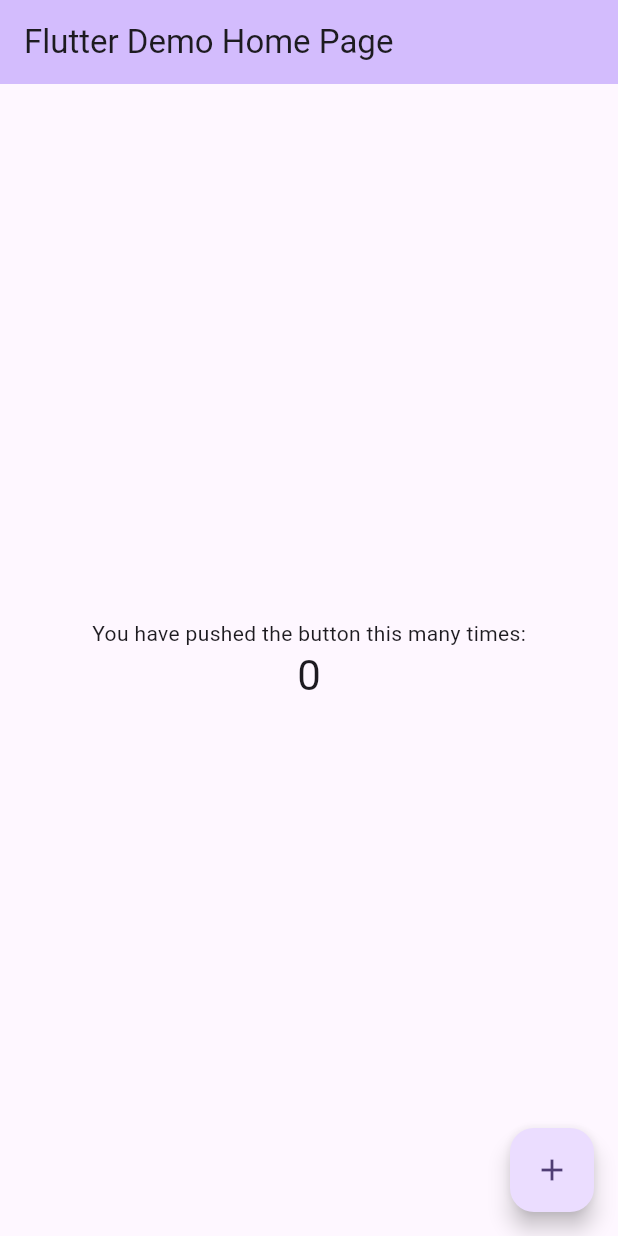
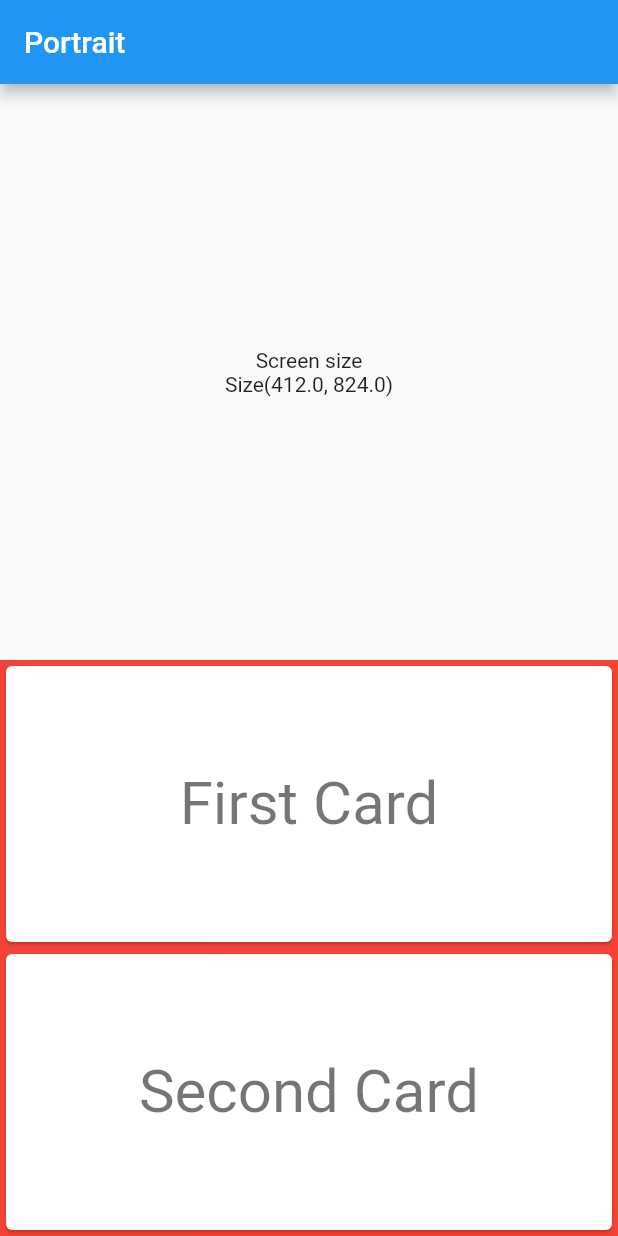
Before and after one commit to songyang-dev/vanier-mobile-responsive-design, a Flutter app: the screen it shows after launch, on a phone screen of 412 x 824 dp. Run offline on Flutter 3.47's test engine with Material 2 defaults, Android fonts, the phone set to English and light mode, and no system bars.

Commit message:
LayoutBuilder

```diff
--- /dev/null
+++ b/lib/home/home.dart
@@ -0,0 +1,99 @@
+import 'package:flutter/material.dart';
+
+class HomeScreen extends StatelessWidget {
+  const HomeScreen({super.key});
+
+  @override
+  Widget build(BuildContext context) {
+    Orientation mode = MediaQuery.of(context).orientation;
+
+    return Scaffold(
+      appBar: AppBar(
+        title: Text(
+          switch (mode) {
+            Orientation.landscape => "Landscape",
+            Orientation.portrait => "Portrait",
+          },
+        ),
+      ),
+      body: Column(
+        mainAxisAlignment: MainAxisAlignment.center,
+        children: [
+          Expanded(
+            child: Center(
+              child: Column(
+                mainAxisAlignment: MainAxisAlignment.center,
+                children: [
+                  const Text("Screen size"),
+                  Text(MediaQuery.of(context).size.toString())
+                ],
+              ),
+            ),
+          ),
+          const SecondHalf(),
+        ],
+      ),
+    );
+  }
+}
+
+class SecondHalf extends StatelessWidget {
+  const SecondHalf({
+    super.key,
+  });
+
+  @override
+  Widget build(BuildContext context) {
+    const column = Column(
+      children: [
+        LargeCard(text: "First Card"),
+        LargeCard(text: "Second Card"),
+      ],
+    );
+
+    const row = Row(
+      children: [
+        LargeCard(text: "First Card"),
+        LargeCard(text: "Second Card"),
+      ],
+    );
+
+    return Expanded(
+      child: Container(
+        color: Colors.red,
+        child: LayoutBuilder(
+          builder: (context, constraints) {
+            if (constraints.maxHeight > 300) {
+              return column;
+            } else {
+              return row;
+            }
+          },
+        ),
+      ),
+    );
+  }
+}
+
+class LargeCard extends StatelessWidget {
+  const LargeCard({
+    super.key,
+    required this.text,
+  });
+
+  final String text;
+
+  @override
+  Widget build(BuildContext context) {
+    return Expanded(
+      child: Card(
+        child: Center(
+          child: Text(
+            text,
+            style: Theme.of(context).textTheme.headlineLarge,
+          ),
+        ),
+      ),
+    );
+  }
+}
--- a/lib/main.dart
+++ b/lib/main.dart
@@ -1,125 +1,18 @@
 import 'package:flutter/material.dart';
+import 'package:media_queries/home/home.dart';
 
 void main() {
-  runApp(const MyApp());
+  runApp(const ResponsiveApp());
 }
 
-class MyApp extends StatelessWidget {
-  const MyApp({super.key});
+class ResponsiveApp extends StatelessWidget {
+  const ResponsiveApp({super.key});
 
   // This widget is the root of your application.
   @override
   Widget build(BuildContext context) {
-    return MaterialApp(
-      title: 'Flutter Demo',
-      theme: ThemeData(
-        // This is the theme of your application.
-        //
-        // TRY THIS: Try running your application with "flutter run". You'll see
-        // the application has a blue toolbar. Then, without quitting the app,
-        // try changing the seedColor in the colorScheme below to Colors.green
-        // and then invoke "hot reload" (save your changes or press the "hot
-        // reload" button in a Flutter-supported IDE, or press "r" if you used
-        // the command line to start the app).
-        //
-        // Notice that the counter didn't reset back to zero; the application
-        // state is not lost during the reload. To reset the state, use hot
-        // restart instead.
-        //
-        // This works for code too, not just values: Most code changes can be
-        // tested with just a hot reload.
-        colorScheme: ColorScheme.fromSeed(seedColor: Colors.deepPurple),
-        useMaterial3: true,
-      ),
-      home: const MyHomePage(title: 'Flutter Demo Home Page'),
+    return const MaterialApp(
+      home: HomeScreen(),
     );
   }
 }
-
-class MyHomePage extends StatefulWidget {
-  const MyHomePage({super.key, required this.title});
-
-  // This widget is the home page of your application. It is stateful, meaning
-  // that it has a State object (defined below) that contains fields that affect
-  // how it looks.
-
-  // This class is the configuration for the state. It holds the values (in this
-  // case the title) provided by the parent (in this case the App widget) and
-  // used by the build method of the State. Fields in a Widget subclass are
-  // always marked "final".
-
-  final String title;
-
-  @override
-  State<MyHomePage> createState() => _MyHomePageState();
-}
-
-class _MyHomePageState extends State<MyHomePage> {
-  int _counter = 0;
-
-  void _incrementCounter() {
-    setState(() {
-      // This call to setState tells the Flutter framework that something has
-      // changed in this State, which causes it to rerun the build method below
-      // so that the display can reflect the updated values. If we changed
-      // _counter without calling setState(), then the build method would not be
-      // called again, and so nothing would appear to happen.
-      _counter++;
-    });
-  }
-
-  @override
-  Widget build(BuildContext context) {
-    // This method is rerun every time setState is called, for instance as done
-    // by the _incrementCounter method above.
-    //
-    // The Flutter framework has been optimized to make rerunning build methods
-    // fast, so that you can just rebuild anything that needs updating rather
-    // than having to individually change instances of widgets.
-    return Scaffold(
-      appBar: AppBar(
-        // TRY THIS: Try changing the color here to a specific color (to
-        // Colors.amber, perhaps?) and trigger a hot reload to see the AppBar
-        // change color while the other colors stay the same.
-        backgroundColor: Theme.of(context).colorScheme.inversePrimary,
-        // Here we take the value from the MyHomePage object that was created by
-        // the App.build method, and use it to set our appbar title.
-        title: Text(widget.title),
-      ),
-      body: Center(
-        // Center is a layout widget. It takes a single child and positions it
-        // in the middle of the parent.
-        child: Column(
-          // Column is also a layout widget. It takes a list of children and
-          // arranges them vertically. By default, it sizes itself to fit its
-          // children horizontally, and tries to be as tall as its parent.
-          //
-          // Column has various properties to control how it sizes itself and
-          // how it positions its children. Here we use mainAxisAlignment to
-          // center the children vertically; the main axis here is the vertical
-          // axis because Columns are vertical (the cross axis would be
-          // horizontal).
-          //
-          // TRY THIS: Invoke "debug painting" (choose the "Toggle Debug Paint"
-          // action in the IDE, or press "p" in the console), to see the
-          // wireframe for each widget.
-          mainAxisAlignment: MainAxisAlignment.center,
-          children: <Widget>[
-            const Text(
-              'You have pushed the button this many times:',
-            ),
-            Text(
-              '$_counter',
-              style: Theme.of(context).textTheme.headlineMedium,
-            ),
-          ],
-        ),
-      ),
-      floatingActionButton: FloatingActionButton(
-        onPressed: _incrementCounter,
-        tooltip: 'Increment',
-        child: const Icon(Icons.add),
-      ), // This trailing comma makes auto-formatting nicer for build methods.
-    );
-  }
-}
```
Also changed, not shown: 1 other file.
